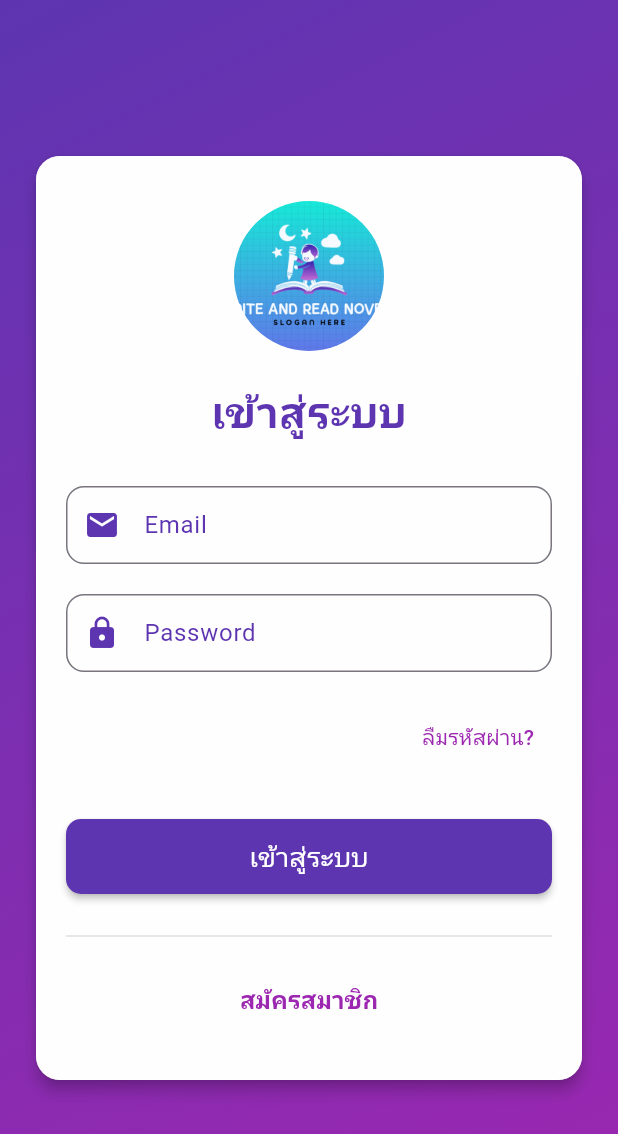
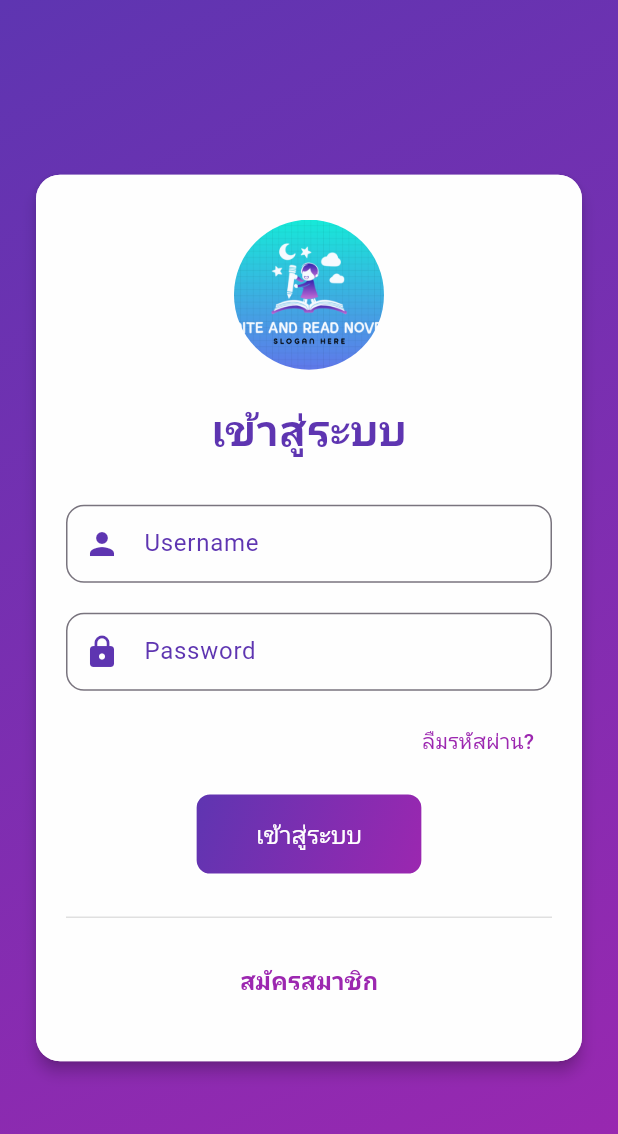
Before and after one commit to 65021969/NovelPro, a Flutter app: the screen it shows after launch, on a phone screen of 412 x 824 dp. Shown: the top 1134 px of the screen. Run offline on Flutter 3.47's test engine with Material 3 defaults, Android fonts, the light colour scheme and no system bars; our stand-ins replace cached_network_image, image_picker.

Commit message:
login register

```diff
--- a/lib/login_screen.dart
+++ b/lib/login_screen.dart
@@ -3,7 +3,7 @@ import 'package:http/http.dart' as http;
 import 'dart:convert';
 import 'main_screen.dart';
 import 'register_screen.dart';
-import 'ForgotPass_Screen.dart'; // ✅ เพิ่ม import หน้า Forgot Password
+import 'ForgotPass_Screen.dart';
 
 class LoginScreen extends StatefulWidget {
   @override
@@ -11,30 +11,31 @@ class LoginScreen extends StatefulWidget {
 }
 
 class _LoginScreenState extends State<LoginScreen> {
-  final _emailController = TextEditingController();
+  final _usernameController = TextEditingController();
   final _passwordController = TextEditingController();
 
   Future<void> _login() async {
-    String email = _emailController.text;
+    String username = _usernameController.text;
     String password = _passwordController.text;
 
-    if (email.isNotEmpty && password.isNotEmpty) {
+    if (username.isNotEmpty && password.isNotEmpty) {
       try {
-        var url = Uri.parse("http://192.168.1.40:3000/login");
+        var url = Uri.parse("http://192.168.105.101:3000/login");
         var response = await http.post(
           url,
           headers: {"Content-Type": "application/json"},
           body: jsonEncode({
-            "user_name": email,
+            "user_name": username,
             "user_pass": password,
           }),
         );
 
         var responseData = jsonDecode(response.body);
         if (response.statusCode == 200) {
-          Navigator.pushReplacement(
+          Navigator.pushAndRemoveUntil(
             context,
             MaterialPageRoute(builder: (context) => MainScreen()),
+                (Route<dynamic> route) => false, // This will remove all previous routes
           );
         } else {
           _showError(responseData['message']);
@@ -43,7 +44,7 @@ class _LoginScreenState extends State<LoginScreen> {
         _showError("เกิดข้อผิดพลาดในการเชื่อมต่อเซิร์ฟเวอร์");
       }
     } else {
-      _showError("กรุณากรอกอีเมลและรหัสผ่าน");
+      _showError("กรุณากรอกชื่อผู้ใช้และรหัสผ่าน");
     }
   }
 
@@ -102,12 +103,12 @@ class _LoginScreenState extends State<LoginScreen> {
                     ),
                     SizedBox(height: 30),
                     TextField(
-                      controller: _emailController,
+                      controller: _usernameController,
                       decoration: InputDecoration(
-                        labelText: 'Email',
+                        labelText: 'Username',
                         labelStyle: TextStyle(color: Color(0xFF5e35b1)),
                         border: OutlineInputBorder(borderRadius: BorderRadius.circular(12)),
-                        prefixIcon: Icon(Icons.email, color: Color(0xFF5e35b1)),
+                        prefixIcon: Icon(Icons.person, color: Color(0xFF5e35b1)),
                         contentPadding: EdgeInsets.symmetric(vertical: 14, horizontal: 16),
                       ),
                     ),
@@ -123,7 +124,7 @@ class _LoginScreenState extends State<LoginScreen> {
                       ),
                       obscureText: true,
                     ),
-                    SizedBox(height: 20),
+                    SizedBox(height: 10),
                     Align(
                       alignment: Alignment.centerRight,
                       child: TextButton(
@@ -137,19 +138,38 @@ class _LoginScreenState extends State<LoginScreen> {
                         child: Text('ลืมรหัสผ่าน?', style: TextStyle(fontSize: 14, color: Color(0xFF9c27b0))),
                       ),
                     ),
-                    SizedBox(height: 30),
+                    SizedBox(height: 10),
                     SizedBox(
-                      width: double.infinity,
-                      height: 50,
+                      width: 200, // กำหนดความกว้างของปุ่มให้เล็กลง
+                      height: 55, // กำหนดความสูงของปุ่มให้เล็กลง
                       child: ElevatedButton(
                         onPressed: _login,
                         style: ElevatedButton.styleFrom(
-                          backgroundColor: Color(0xFF5e35b1),
-                          foregroundColor: Colors.white,
+                          backgroundColor: Colors.transparent, // ทำให้พื้นหลังปุ่มโปร่งแสง
+                          elevation: 0, // ทำให้ปุ่มไม่มีเงา
                           shape: RoundedRectangleBorder(borderRadius: BorderRadius.circular(10)),
-                          elevation: 2,
                         ),
-                        child: Text('เข้าสู่ระบบ', style: TextStyle(fontSize: 18)),
+                        child: Ink(
+                          decoration: BoxDecoration(
+                            gradient: LinearGradient(
+                              colors: [Color(0xFF5e35b1), Color(0xFF9c27b0)], // กำหนดสีไล่
+                              begin: Alignment.topLeft,
+                              end: Alignment.bottomRight,
+                            ),
+                            borderRadius: BorderRadius.circular(10),
+                            border: Border.all(
+                              color: Colors.white, // สีของกรอบ
+                              width: 1.1, // ความหนาของกรอบ
+                            ),
+                          ),
+                          child: Container(
+                            alignment: Alignment.center,
+                            child: Text(
+                              'เข้าสู่ระบบ',
+                              style: TextStyle(fontSize: 16, color: Colors.white), // ปรับขนาดตัวอักษรให้เล็กลง
+                            ),
+                          ),
+                        ),
                       ),
                     ),
                     SizedBox(height: 20),
```
Also changed, not shown: lib/register_screen.dart (+70 -11 lines), assets/check.png (added), assets/novel1.jpg (deleted), assets/novel2.jpg (deleted), assets/novel3.jpg (deleted), assets/novel4.jpg (deleted), assets/novel5.jpg (deleted), assets/novel6.jpg (deleted).
